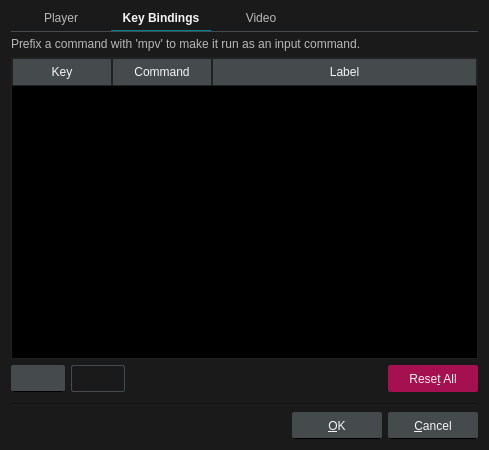
First picture: the form in src/ui/preferencesdialog.ui, repository u8sand/Baka-MPlayer, before the edit.
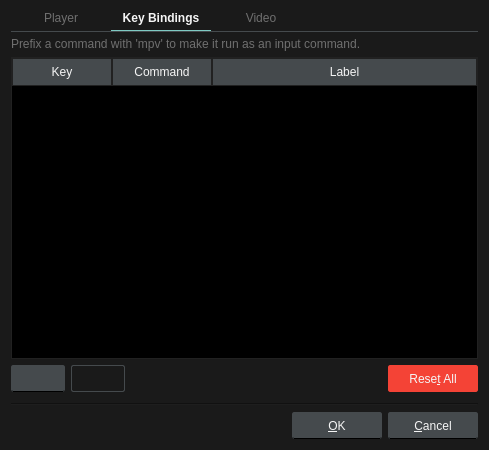
Second picture: the form after the edit. The open tabs and pages were chosen to show the change. Icons and pictures are not drawn.

Commit message: Changed primary color & color fixes

Patch:
```diff
--- a/src/ui/preferencesdialog.ui
+++ b/src/ui/preferencesdialog.ui
@@ -41,7 +41,7 @@
 	image: none;
 }
 QRadioButton::indicator:checked {
-	border: 1px solid #008098;
+	border: 1px solid #7FCAC3;
 	image: url(:/img/selected.svg);
 }
 
@@ -51,7 +51,7 @@
 QGroupBox::indicator{
 	width: 11px;
 	height: 11px;
-	border: 1px solid #008098;
+	border: 1px solid #7FCAC3;
 	border-radius: 2px;
 }
 QCheckBox::indicator:unchecked,
@@ -62,15 +62,15 @@
 }
 QCheckBox::indicator:checked,
 QGroupBox::indicator:checked {
-	border: 1px solid #008098;
-	background: #008098;
+	border: 1px solid #7FCAC3;
+	background: #7FCAC3;
 	image: url(:/img/checked.svg);
 }
 
 /* QComboBox */
 
 QComboBox {
-	background: #454A4D;
+	background: #263238;
 	border: 1px solid black;
 	border-radius: 2px;
 	padding: 2px;
@@ -79,7 +79,6 @@
 	border: 1px solid #008098;
 }
 QComboBox::drop-down {
-	background: #008098;
 	border-top-right-radius: 2px;
 	border-bottom-right-radius: 2px;
 }
@@ -90,9 +89,8 @@
 /* QLineEdit */
 
 QLineEdit {
-	background: black;
-	border: 1px solid #454A4D;
-	border-radius: 2px;
+	background: #263238;
+	border: 1px solid black;
 	padding: 2px;
 }
 QLineEdit:focus {
@@ -121,19 +119,19 @@
 QPushButton:disabled {
 	background: transparent;
 	border: 1px solid #454A4D;
-	color: #B8B8B8;
+	color: #6F6F6F;
 }
 
 /* QSpinBox */
 
 QSpinBox {
-	background: #005A6A;
+	background: #263238;
 	border: 1px solid black;
 	border-radius: 2px;
 	padding: 2px;
 }
 QSpinBox::disabled {
-	color: #B8B8B8;
+	color: #6F6F6F;
 }
 QSpinBox::up-button,
 QSpinBox::down-button {
@@ -150,15 +148,15 @@
 /* QGroupBox */
 
 QGroupBox {
-	border: 1px solid #424242;
+	border: 1px solid #454A4D;
 	border-radius: 2px;
 	margin-top: 0.5em;
 }
 QGroupBox::title {
 	subcontrol-origin: margin;
 	subcontrol-position: top center;
-	background: #424242;
-	border: 1px solid #424242;
+	background: #454A4D;
+	border: 1px solid #454A4D;
 	border-radius: 2px;
 	padding: 0 2px;
 }
@@ -170,7 +168,7 @@
 	width: 6px;
 }
 QScrollBar::handle:vertical {
-	background: #008098;
+	background: #7FCAC3;
 	border-radius: 2px;
 	min-height: 10px;
 }
@@ -180,7 +178,7 @@
 }
 QScrollBar::add-page:vertical,
 QScrollBar::sub-page:vertical  {
-	background: #5A5A5A;
+	background: #383838;
 	margin: 0 2px;
 }
 QScrollBar::up-arrow:vertical,
@@ -189,11 +187,11 @@
 }
 
 QScrollBar:horizontal {
-	padding-top: 1px;
 	height: 6px;
+	padding-top: 1px;
 }
 QScrollBar::handle:horizontal {
-	background: #008098;
+	background: #7FCAC3;
 	border-radius: 2px;
 	min-width: 10px;
 }
@@ -203,7 +201,7 @@
 }
 QScrollBar::add-page:horizontal,
 QScrollBar::sub-page:horizontal {
-	background: #5A5A5A;
+	background: #383838;
 	margin: 2px 0;
 }
 QScrollBar::left-arrow:horizontal,
@@ -230,11 +228,11 @@
 	min-width: 100px;
 }
 QTabBar::tab:selected {
-	border-bottom: 1px solid #008098;
+	border-bottom: 1px solid #7FCAC3;
 	font-weight: bold;
 }
 QTabBar::tab:!selected {
-	color: #B8B8B8;
+	color: #6F6F6F;
 	font-weight: normal;
 	margin-bottom: 1px;
 }</string>
@@ -455,7 +453,7 @@
         <widget class="QLabel" name="label_6">
          <property name="styleSheet">
           <string notr="true">QLabel {
-	color: #B8B8B8;
+	color: #6F6F6F;
 }</string>
          </property>
          <property name="text">
@@ -592,8 +590,8 @@
             <string notr="true">/* resetKeyButton */
 
 QPushButton {
-	background: #A51051;
-	border: 1px solid #A51051
+	background: #F44336;
+	border: 1px solid #F44336;
 }
 QPushButton:focus {
 	border: 1px solid #008098;
```
Left out of the diff: 19 changed lines with no effect on the pictures. The commit also changes 14 other files.
